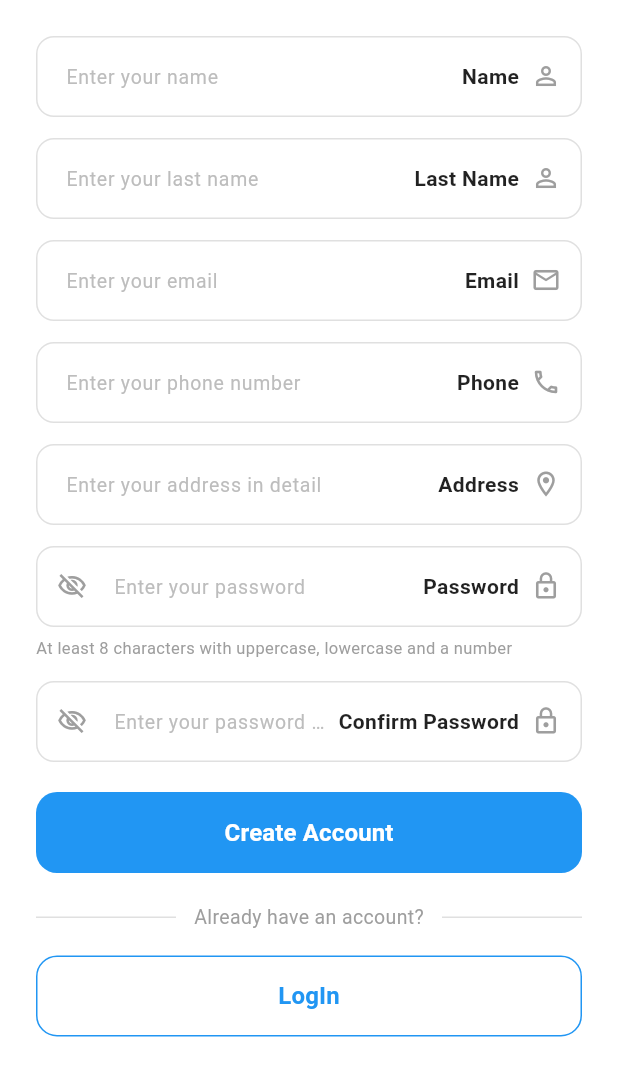
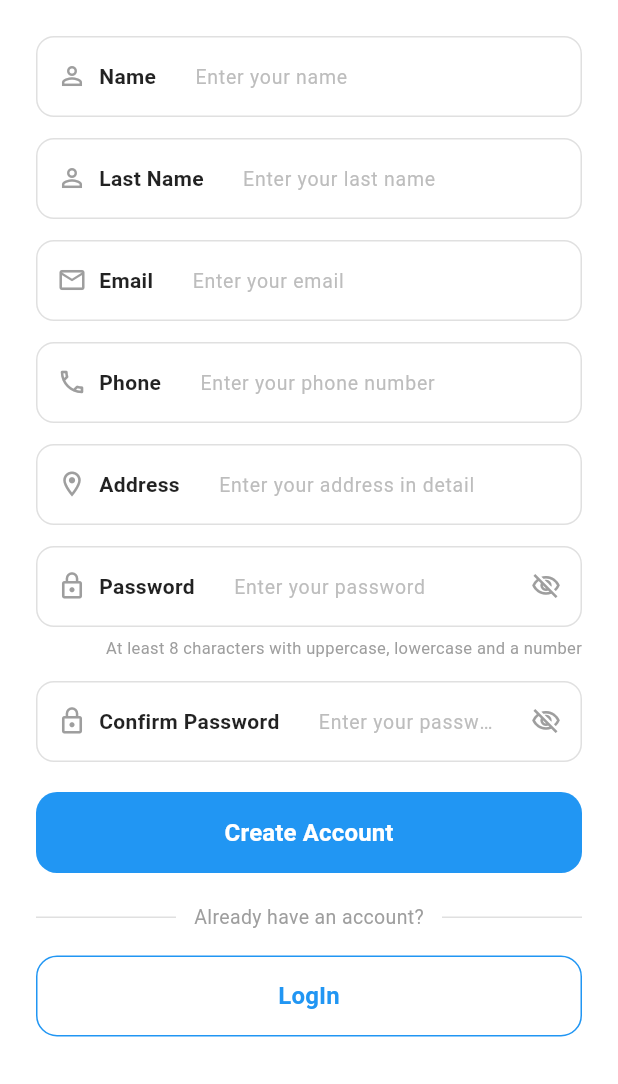
Before and after one commit to a7mad-r7l/Kidcare-frontend, a Flutter app: the SignUpView screen opened by its route, scrolled down 190 dp, after a tap on "Create Account", on a phone screen of 412 x 824 dp, the part 152-1236 px from its top. Run offline on Flutter 3.47's test engine with Material 3 defaults, Android fonts, the phone set to English and light mode, and no system bars; our stand-ins replace flutter_secure_storage, get; accounts and stored records are empty.

Commit message:
sign up api

```diff
--- a/lib/controllers/sign_up_controller.dart
+++ b/lib/controllers/sign_up_controller.dart
@@ -42,7 +42,7 @@ class SignUpController extends BaseController {
 
     isLoading.value = true;
     try {
-      await signUpRepo.registerUser(
+      final result = await signUpRepo.registerUser(
         firstName: firstNameController.text.trim(),
         lastName: lastNameController.text.trim(),
         email: emailController.text.trim(),
@@ -53,12 +53,16 @@ class SignUpController extends BaseController {
 
       Get.snackbar(
         'Success',
-        'Account created successfully!',
+        result.message,
         backgroundColor: Colors.green,
         colorText: Colors.white,
       );
-      Get.offAllNamed('/login');
-    } catch (e) {
+
+      Get.toNamed('/verify-otp', arguments: result.phoneNumber);
+    } catch (e, stackTrace) {
+      debugPrint('── SignUp Error ────────────────────────');
+      debugPrint('Error: $e');
+      debugPrint('Stack: $stackTrace');
       handleError(e);
     } finally {
       isLoading.value = false;
--- a/lib/core/constants.dart
+++ b/lib/core/constants.dart
@@ -1,3 +1,3 @@
-const String baseUrl = 'http://192.168.1.4:8000/api';
+const String baseUrl = 'http://192.168.164.8:8000/api';
 
 String token = '';
--- /dev/null
+++ b/lib/models/sign_up_response_model.dart
@@ -0,0 +1,22 @@
+class SignUpResponseModel {
+  final String message;
+  final String phoneNumber;
+  final String nextStep;
+  final String accessToken;
+
+  SignUpResponseModel({
+    required this.message,
+    required this.phoneNumber,
+    required this.nextStep,
+    required this.accessToken,
+  });
+
+  factory SignUpResponseModel.fromJson(Map<String, dynamic> json) {
+    return SignUpResponseModel(
+      message: json['message'] ?? '',
+      phoneNumber: json['phone_number'] ?? '',
+      nextStep: json['next_step'] ?? '',
+      accessToken: json['access_token'] ?? '',
+    );
+  }
+}
--- a/lib/views/sign_up_view.dart
+++ b/lib/views/sign_up_view.dart
@@ -99,7 +99,7 @@ class SignUpView extends StatelessWidget {
                   isPassword: controller.isPasswordHidden.value,
                   label: 'Password',
                   labelIcon: Icons.lock_outline,
-                  prefixIconWidget: IconButton(
+              suffixIcon: IconButton(
                     icon: Icon(
                       controller.isPasswordHidden.value
                           ? Icons.visibility_off_outlined
@@ -112,7 +112,7 @@ class SignUpView extends StatelessWidget {
                 )),
             const SizedBox(height: 6),
             Align(
-              alignment: Alignment.centerLeft,
+              alignment: Alignment.centerRight,
               child: Text(
                 'At least 8 characters with uppercase, lowercase and a number',
                 style: TextStyle(fontSize: 11, color: Colors.grey.shade500),
@@ -126,7 +126,7 @@ class SignUpView extends StatelessWidget {
                   isPassword: controller.isConfirmPasswordHidden.value,
                   label: 'Confirm Password',
                   labelIcon: Icons.lock_outline,
-                  prefixIconWidget: IconButton(
+              suffixIcon: IconButton(
                     icon: Icon(
                       controller.isConfirmPasswordHidden.value
                           ? Icons.visibility_off_outlined
--- a/lib/widgets/custom_text_field.dart
+++ b/lib/widgets/custom_text_field.dart
@@ -5,10 +5,16 @@ class CustomTextField extends StatelessWidget {
   final String hintText;
   final bool isPassword;
   final TextInputType keyboardType;
-  final Widget? suffixIcon;       // used by login (eye toggle as sole suffix)
-  final Widget? prefixIconWidget; // used by sign-up password fields (eye toggle on left)
-  final String? label;            // sign-up: label text rendered in suffix
-  final IconData? labelIcon;      // sign-up: icon rendered next to label
+
+  // Eye icon on the right
+  final Widget? suffixIcon;
+
+  // Extra widget if needed
+  final Widget? prefixIconWidget;
+
+  // Label + icon
+  final String? label;
+  final IconData? labelIcon;
 
   const CustomTextField({
     super.key,
@@ -30,49 +36,82 @@ class CustomTextField extends StatelessWidget {
       controller: controller,
       obscureText: isPassword,
       keyboardType: keyboardType,
+      textAlign: TextAlign.left,
       decoration: InputDecoration(
         hintText: hintText,
-        hintStyle: TextStyle(color: Colors.grey.shade400, fontSize: 13),
-        prefixIcon: prefixIconWidget,
-        suffixIconConstraints: hasLabel
+        hintStyle: TextStyle(
+          color: Colors.grey.shade400,
+          fontSize: 13,
+        ),
+
+        // LEFT SIDE (Label + Icon)
+        prefixIconConstraints: hasLabel
             ? const BoxConstraints(minHeight: 0, minWidth: 0)
             : null,
-        suffixIcon: hasLabel
+
+        prefixIcon: hasLabel
             ? Padding(
-                padding: const EdgeInsets.only(right: 14),
+          padding: const EdgeInsets.only(left: 14, right: 10),
           child: Row(
             mainAxisSize: MainAxisSize.min,
+            textDirection: TextDirection.ltr,
             children: [
+              if (labelIcon != null) ...[
+                Icon(
+                  labelIcon,
+                  color: Colors.grey.shade500,
+                  size: 20,
+                ),
+                const SizedBox(width: 8),
+              ],
+
               Text(
                 label!,
+                textAlign: TextAlign.left,
                 style: const TextStyle(
                   fontSize: 14,
                   fontWeight: FontWeight.w600,
-                          color: Colors.black87),
+                  color: Colors.black87,
                 ),
-                    if (labelIcon != null) ...[
-                      const SizedBox(width: 8),
-                      Icon(labelIcon, color: Colors.grey.shade500, size: 20),
-                    ],
+              ),
+
+              const SizedBox(width: 12),
             ],
           ),
         )
-            : suffixIcon,
+            : prefixIconWidget,
+
+        // RIGHT SIDE (Password eye icon)
+        suffixIcon: suffixIcon,
+
         filled: true,
         fillColor: Colors.white,
-        contentPadding:
-            const EdgeInsets.symmetric(horizontal: 16, vertical: 15),
+
+        contentPadding: const EdgeInsets.symmetric(
+          horizontal: 16,
+          vertical: 15,
+        ),
+
         border: OutlineInputBorder(
           borderRadius: BorderRadius.circular(12),
-          borderSide: BorderSide(color: Colors.grey.shade300),
+          borderSide: BorderSide(
+            color: Colors.grey.shade300,
           ),
+        ),
+
         enabledBorder: OutlineInputBorder(
           borderRadius: BorderRadius.circular(12),
-          borderSide: BorderSide(color: Colors.grey.shade300),
+          borderSide: BorderSide(
+            color: Colors.grey.shade300,
           ),
+        ),
+
         focusedBorder: OutlineInputBorder(
           borderRadius: BorderRadius.circular(12),
-          borderSide: const BorderSide(color: Colors.blue, width: 2),
+          borderSide: const BorderSide(
+            color: Colors.blue,
+            width: 2,
+          ),
         ),
       ),
     );
@@ -83,7 +122,11 @@ class PrimaryButton extends StatelessWidget {
   final String text;
   final VoidCallback onPressed;
 
-  const PrimaryButton({super.key, required this.text, required this.onPressed});
+  const PrimaryButton({
+    super.key,
+    required this.text,
+    required this.onPressed,
+  });
 
   @override
   Widget build(BuildContext context) {
@@ -93,16 +136,20 @@ class PrimaryButton extends StatelessWidget {
       child: ElevatedButton(
         style: ElevatedButton.styleFrom(
           backgroundColor: Colors.blue,
-          shape:
-              RoundedRectangleBorder(borderRadius: BorderRadius.circular(14)),
           elevation: 0,
+          shape: RoundedRectangleBorder(
+            borderRadius: BorderRadius.circular(14),
+          ),
         ),
         onPressed: onPressed,
-        child: Text(text,
+        child: Text(
+          text,
           style: const TextStyle(
             fontSize: 16,
             fontWeight: FontWeight.bold,
-                color: Colors.white)),
+            color: Colors.white,
+          ),
+        ),
       ),
     );
   }
@@ -112,8 +159,11 @@ class OutlinedPrimaryButton extends StatelessWidget {
   final String text;
   final VoidCallback onPressed;
 
-  const OutlinedPrimaryButton(
-      {super.key, required this.text, required this.onPressed});
+  const OutlinedPrimaryButton({
+    super.key,
+    required this.text,
+    required this.onPressed,
+  });
 
   @override
   Widget build(BuildContext context) {
@@ -124,13 +174,18 @@ class OutlinedPrimaryButton extends StatelessWidget {
         style: OutlinedButton.styleFrom(
           foregroundColor: Colors.blue,
           side: const BorderSide(color: Colors.blue),
-          shape:
-              RoundedRectangleBorder(borderRadius: BorderRadius.circular(14)),
+          shape: RoundedRectangleBorder(
+            borderRadius: BorderRadius.circular(14),
+          ),
         ),
         onPressed: onPressed,
-        child: Text(text,
+        child: Text(
+          text,
           style: const TextStyle(
-                fontSize: 16, fontWeight: FontWeight.bold)),
+            fontSize: 16,
+            fontWeight: FontWeight.bold,
+          ),
+        ),
       ),
     );
   }
```
Also changed, not shown: lib/core/apis/sign_up_api.dart (+20 -4 lines), lib/core/repos/sign_up_repo.dart (+10 -2 lines), 1 other file. Lines whose indentation alone changed are shown as unchanged.
